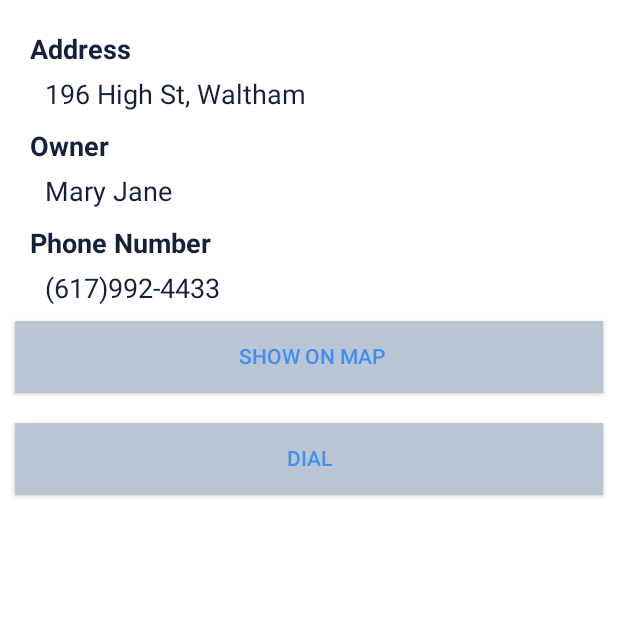
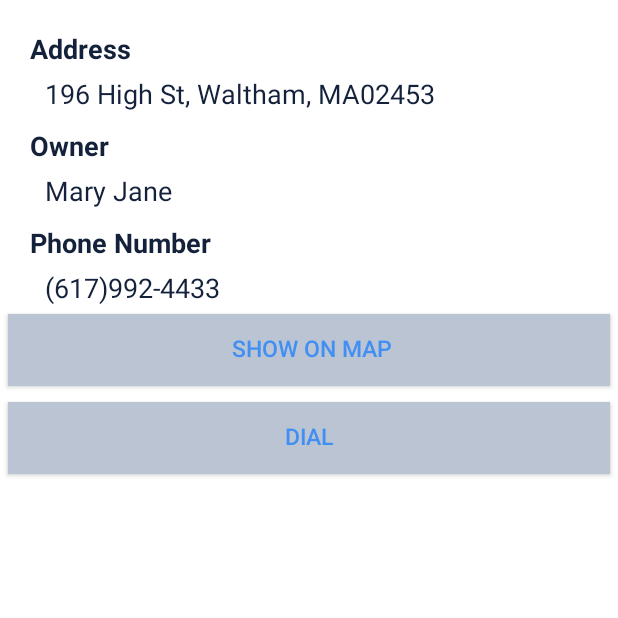
Before and after one commit to ZimoC/UPARK, an Android app: the space4 screen opened directly, with no data from a screen before it, after a tap on "SHOW ON MAP", on a phone screen of 412 x 824 dp, the top half of it. Run offline under Robolectric (Android 15) with nearby library versions, the phone set to English and light mode, and no system bars.

Commit message:
UI changes

```diff
--- a/app/src/main/java/com/example/echo/myapplication/MapsActivity.java
+++ b/app/src/main/java/com/example/echo/myapplication/MapsActivity.java
@@ -66,7 +66,7 @@ public class MapsActivity extends AppCompatActivity implements OnMapReadyCallbac
     private static final String addr = "175 Forest Street, Waltham, MA02452";
     private static final String addr1 = "1-99 Cedar Hill Ln, Waltham, MA02452";
     private static final String addr2 = "16 Forest Street, Waltham, MA02452";
-    private static final String addr3 = "196 High St, Waltham";
+    private static final String addr3 = "196 High St, Waltham, MA02453";
 
     String addList[] = {addr,addr1, addr2, addr3};
 
--- a/app/src/main/java/com/example/echo/myapplication/space4.java
+++ b/app/src/main/java/com/example/echo/myapplication/space4.java
@@ -53,7 +53,7 @@ public class space4 extends Activity implements OnClickListener {
 
             // open built-in google map application which display Bentley's location
             case R.id.map:
-                Uri uri3 = Uri.parse("geo:0,0?q=196 High St, Waltham");
+                Uri uri3 = Uri.parse("geo:0,0?q=196 High St, Waltham, MA 02453");
                 Intent i3 = new Intent(Intent.ACTION_VIEW,uri3);
 
                 /*For API18 and 19 Google Maps is not on Launch Pad so should first check
--- a/app/src/main/res/layout/space4.xml
+++ b/app/src/main/res/layout/space4.xml
@@ -19,7 +19,7 @@
     <TextView
         android:layout_width="wrap_content"
         android:layout_height="wrap_content"
-        android:text="196 High St, Waltham"
+        android:text="196 High St, Waltham, MA02453"
         android:textSize="18sp"
         android:textColor="#13213a"
         android:fontFamily="sans-serif"
--- a/app/src/main/res/values/styles.xml
+++ b/app/src/main/res/values/styles.xml
@@ -3,8 +3,8 @@
     <style name="demoStyle">
         <item name="android:textColor">#428ff4</item>
         <item name="android:background">#bac4d3</item>
-        <item name="android:textSize">14dp</item>
-        <item name="android:layout_margin">10dp</item>
+        <item name="android:textSize">15dp</item>
+        <item name="android:layout_margin">5dp</item>
         <item name="android:paddingBottom">2dp</item>
 
 
```
Also changed, not shown: app/src/main/res/layout/activity_maps.xml (+25 -22 lines).
